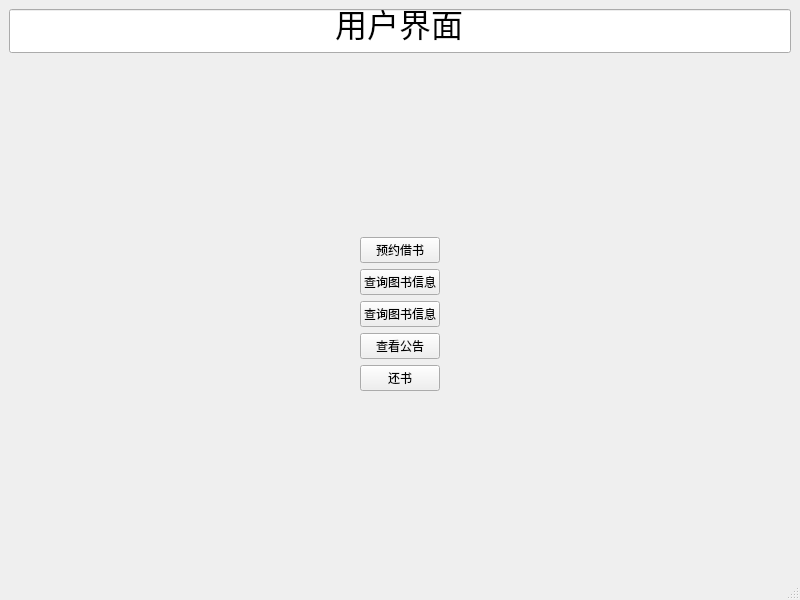
LGH2713/Library_management_system, file userinterface.ui: the form before one commit.
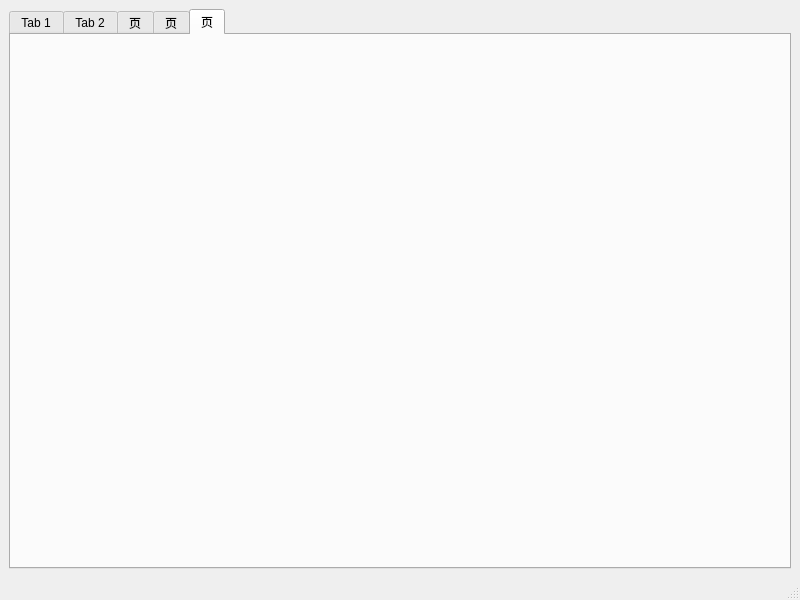
The form after the commit.

Commit message: refactor: 三个用户界面使用tab widget替换push button

What changed in the file:
```diff
--- a/userinterface.ui
+++ b/userinterface.ui
@@ -15,236 +15,38 @@
   </property>
   <widget class="QWidget" name="centralwidget">
    <layout class="QGridLayout" name="gridLayout">
-    <item row="1" column="0">
-     <spacer name="verticalSpacer">
-      <property name="orientation">
-       <enum>Qt::Vertical</enum>
-      </property>
-      <property name="sizeHint" stdset="0">
-       <size>
-        <width>20</width>
-        <height>40</height>
-       </size>
-      </property>
-     </spacer>
-    </item>
-    <item row="2" column="0">
-     <layout class="QVBoxLayout" name="verticalLayout">
-      <item>
-       <layout class="QHBoxLayout" name="horizontalLayout_2">
-        <item>
-         <spacer name="horizontalSpacer">
-          <property name="orientation">
-           <enum>Qt::Horizontal</enum>
-          </property>
-          <property name="sizeHint" stdset="0">
-           <size>
-            <width>40</width>
-            <height>20</height>
-           </size>
-          </property>
-         </spacer>
-        </item>
-        <item>
-         <widget class="QPushButton" name="pushButton_2">
-          <property name="text">
-           <string>预约借书</string>
-          </property>
-         </widget>
-        </item>
-        <item>
-         <spacer name="horizontalSpacer_2">
-          <property name="orientation">
-           <enum>Qt::Horizontal</enum>
-          </property>
-          <property name="sizeHint" stdset="0">
-           <size>
-            <width>40</width>
-            <height>20</height>
-           </size>
-          </property>
-         </spacer>
-        </item>
-       </layout>
-      </item>
-      <item>
-       <layout class="QHBoxLayout" name="horizontalLayout_4">
-        <item>
-         <spacer name="horizontalSpacer_3">
-          <property name="orientation">
-           <enum>Qt::Horizontal</enum>
-          </property>
-          <property name="sizeHint" stdset="0">
-           <size>
-            <width>40</width>
-            <height>20</height>
-           </size>
-          </property>
-         </spacer>
-        </item>
-        <item>
-         <widget class="QPushButton" name="pushButton_4">
-          <property name="text">
-           <string>查询图书信息</string>
-          </property>
-         </widget>
-        </item>
-        <item>
-         <spacer name="horizontalSpacer_4">
-          <property name="orientation">
-           <enum>Qt::Horizontal</enum>
-          </property>
-          <property name="sizeHint" stdset="0">
-           <size>
-            <width>40</width>
-            <height>20</height>
-           </size>
-          </property>
-         </spacer>
-        </item>
-       </layout>
-      </item>
-      <item>
-       <layout class="QHBoxLayout" name="horizontalLayout">
-        <item>
-         <spacer name="horizontalSpacer_5">
-          <property name="orientation">
-           <enum>Qt::Horizontal</enum>
-          </property>
-          <property name="sizeHint" stdset="0">
-           <size>
-            <width>40</width>
-            <height>20</height>
-           </size>
-          </property>
-         </spacer>
-        </item>
-        <item>
-         <widget class="QPushButton" name="pushButton">
-          <property name="text">
-           <string>查询图书信息</string>
-          </property>
-         </widget>
-        </item>
-        <item>
-         <spacer name="horizontalSpacer_6">
-          <property name="orientation">
-           <enum>Qt::Horizontal</enum>
-          </property>
-          <property name="sizeHint" stdset="0">
-           <size>
-            <width>40</width>
-            <height>20</height>
-           </size>
-          </property>
-         </spacer>
-        </item>
-       </layout>
-      </item>
-      <item>
-       <layout class="QHBoxLayout" name="horizontalLayout_5">
-        <item>
-         <spacer name="horizontalSpacer_7">
-          <property name="orientation">
-           <enum>Qt::Horizontal</enum>
-          </property>
-          <property name="sizeHint" stdset="0">
-           <size>
-            <width>40</width>
-            <height>20</height>
-           </size>
-          </property>
-         </spacer>
-        </item>
-        <item>
-         <widget class="QPushButton" name="pushButton_5">
-          <property name="text">
-           <string>查看公告</string>
-          </property>
-         </widget>
-        </item>
-        <item>
-         <spacer name="horizontalSpacer_8">
-          <property name="orientation">
-           <enum>Qt::Horizontal</enum>
-          </property>
-          <property name="sizeHint" stdset="0">
-           <size>
-            <width>40</width>
-            <height>20</height>
-           </size>
-          </property>
-         </spacer>
-        </item>
-       </layout>
-      </item>
-      <item>
-       <layout class="QHBoxLayout" name="horizontalLayout_3">
-        <item>
-         <spacer name="horizontalSpacer_9">
-          <property name="orientation">
-           <enum>Qt::Horizontal</enum>
-          </property>
-          <property name="sizeHint" stdset="0">
-           <size>
-            <width>40</width>
-            <height>20</height>
-           </size>
-          </property>
-         </spacer>
-        </item>
-        <item>
-         <widget class="QPushButton" name="pushButton_3">
-          <property name="text">
-           <string>还书</string>
-          </property>
-         </widget>
-        </item>
-        <item>
-         <spacer name="horizontalSpacer_10">
-          <property name="orientation">
-           <enum>Qt::Horizontal</enum>
-          </property>
-          <property name="sizeHint" stdset="0">
-           <size>
-            <width>40</width>
-            <height>20</height>
-           </size>
-          </property>
-         </spacer>
-        </item>
-       </layout>
-      </item>
-     </layout>
-    </item>
     <item row="0" column="0">
-     <widget class="QLineEdit" name="lineEdit">
-      <property name="font">
-       <font>
-        <pointsize>24</pointsize>
-       </font>
+     <widget class="QTabWidget" name="tabWidget">
+      <property name="currentIndex">
+       <number>4</number>
       </property>
-      <property name="text">
-       <string>用户界面</string>
-      </property>
-      <property name="alignment">
-       <set>Qt::AlignCenter</set>
-      </property>
+      <widget class="QWidget" name="tab">
+       <attribute name="title">
+        <string>Tab 1</string>
+       </attribute>
+      </widget>
+      <widget class="QWidget" name="tab_2">
+       <attribute name="title">
+        <string>Tab 2</string>
+       </attribute>
+      </widget>
+      <widget class="QWidget" name="tab_3">
+       <attribute name="title">
+        <string>页</string>
+       </attribute>
+      </widget>
+      <widget class="QWidget" name="tab_4">
+       <attribute name="title">
+        <string>页</string>
+       </attribute>
+      </widget>
+      <widget class="QWidget" name="tab_5">
+       <attribute name="title">
+        <string>页</string>
+       </attribute>
+      </widget>
      </widget>
     </item>
-    <item row="3" column="0">
-     <spacer name="verticalSpacer_2">
-      <property name="orientation">
-       <enum>Qt::Vertical</enum>
-      </property>
-      <property name="sizeHint" stdset="0">
-       <size>
-        <width>20</width>
-        <height>40</height>
-       </size>
-      </property>
-     </spacer>
-    </item>
    </layout>
   </widget>
   <widget class="QMenuBar" name="menubar">
```
The commit also changes 6 other files.
